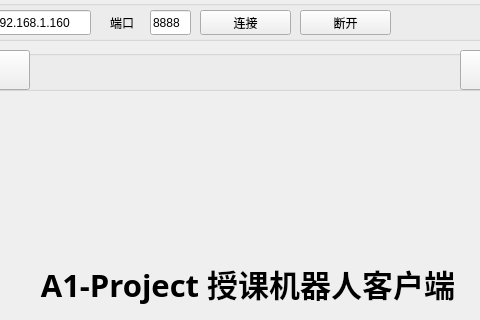
Qt form ui_client.ui (KoU2N/renxin) before a commit; both pictures show x 90 to 570 and y 0 to 320 of the 1123 by 592 pixel window.
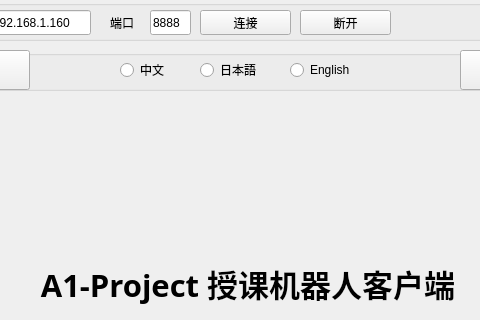
The same form after that commit. Icons and pictures are not drawn.

Diff of the .ui file:
```diff
--- a/ui_client.ui
+++ b/ui_client.ui
@@ -162,6 +162,45 @@
      </size>
     </property>
    </widget>
+   <widget class="QRadioButton" name="radioButton">
+    <property name="geometry">
+     <rect>
+      <x>200</x>
+      <y>10</y>
+      <width>51</width>
+      <height>20</height>
+     </rect>
+    </property>
+    <property name="text">
+     <string>中文</string>
+    </property>
+   </widget>
+   <widget class="QRadioButton" name="radioButton_2">
+    <property name="geometry">
+     <rect>
+      <x>280</x>
+      <y>10</y>
+      <width>61</width>
+      <height>20</height>
+     </rect>
+    </property>
+    <property name="text">
+     <string>日本語</string>
+    </property>
+   </widget>
+   <widget class="QRadioButton" name="radioButton_3">
+    <property name="geometry">
+     <rect>
+      <x>370</x>
+      <y>10</y>
+      <width>71</width>
+      <height>20</height>
+     </rect>
+    </property>
+    <property name="text">
+     <string>English</string>
+    </property>
+   </widget>
   </widget>
   <widget class="QTextBrowser" name="log_view">
    <property name="geometry">
```
